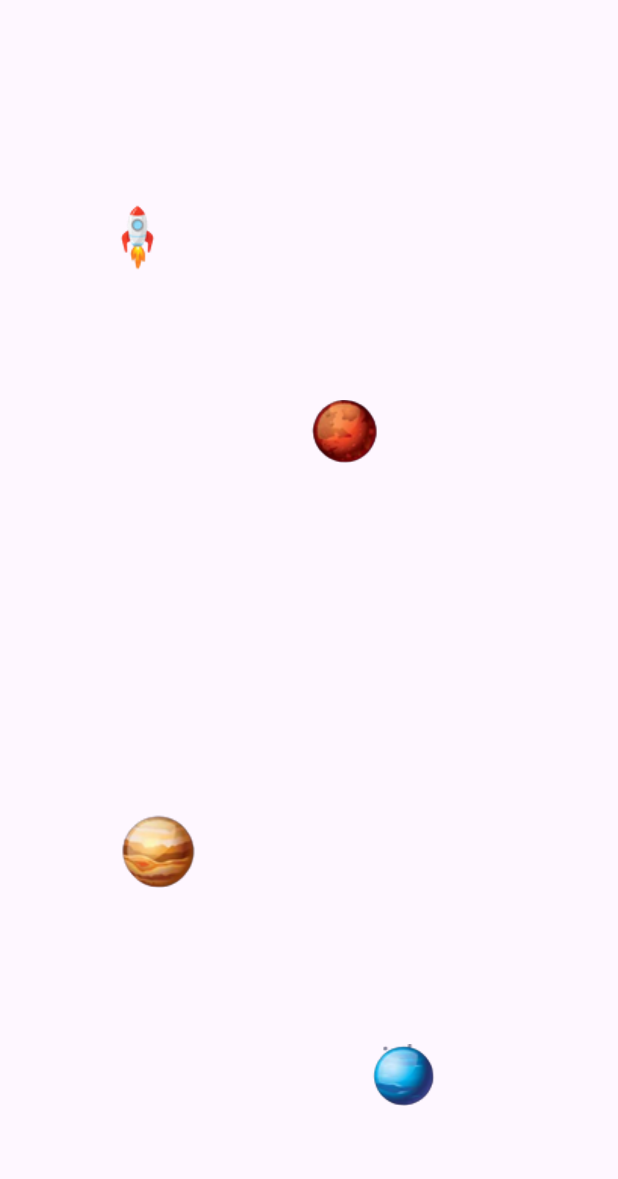
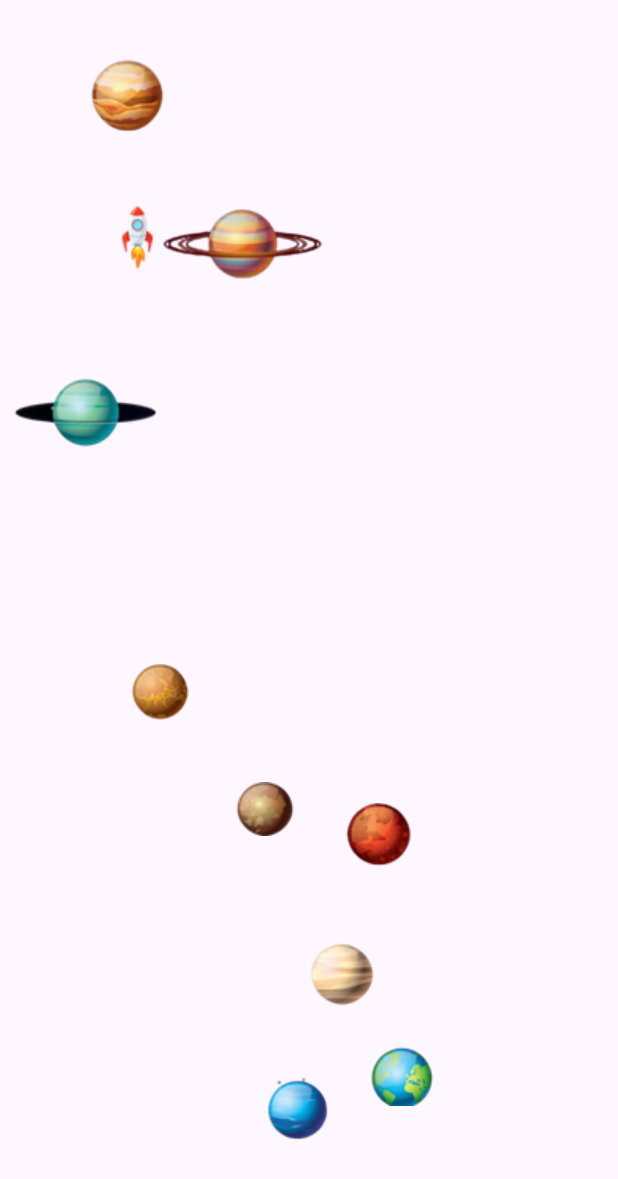
Before and after one commit to ivanjocc/Solar-System-Java_Mobile-2, an Android app: the GameActivity screen opened directly, with no data from a screen before it, on a phone screen of 412 x 824 dp. Shown: the top 1179 px of the screen. Run offline under Robolectric (Android 15) with nearby library versions, the phone set to English and light mode, and no system bars.

```diff
--- a/app/src/main/java/com/example/solar/AlienSolarSystem.java
+++ b/app/src/main/java/com/example/solar/AlienSolarSystem.java
@@ -93,9 +93,15 @@ public class AlienSolarSystem extends View {
         planetas.clear();
         imagenesPlanetas.clear();
 
-        planetas.add(new AstreCeleste(1, "Jupiter", 50, "#AAAAAA", 0, "jupiter", 100, 200));
-        planetas.add(new AstreCeleste(2, "Marte", 70, "#FFFF00", 0, "marte", 300, 400));
-        planetas.add(new AstreCeleste(3, "Neptuno", 80, "#0000FF", 1, "neptuno", 500, 600));
+        planetas.add(new AstreCeleste(1, "Mercurio", 40, "#9e9e9e", 0, "mercurio", 100, 100));
+        planetas.add(new AstreCeleste(2, "Venus", 60, "#e1c699", 0, "venus", 200, 200));
+        planetas.add(new AstreCeleste(3, "Tierra", 70, "#6da7d9", 1, "tierra", 300, 300));
+        planetas.add(new AstreCeleste(4, "Marte", 50, "#ff5733", 0, "marte", 400, 400));
+        planetas.add(new AstreCeleste(5, "Júpiter", 140, "#c79b63", 0, "jupiter", 500, 500));
+        planetas.add(new AstreCeleste(6, "Saturno", 120, "#ead9a4", 0, "saturno", 600, 600));
+        planetas.add(new AstreCeleste(7, "Urano", 100, "#a4e4eb", 0, "urano", 700, 700));
+        planetas.add(new AstreCeleste(8, "Neptuno", 100, "#4973a6", 1, "neptuno", 800, 800));
+        planetas.add(new AstreCeleste(9, "Plutón", 30, "#d3c1d0", 0, "pluton", 900, 900));
 
         for (AstreCeleste planeta : planetas) {
             int resourceId = getResources().getIdentifier(planeta.getImageName(), "drawable", getContext().getPackageName());
--- a/app/src/main/res/layout/activity_game.xml
+++ b/app/src/main/res/layout/activity_game.xml
@@ -7,13 +7,5 @@
     android:layout_height="match_parent"
     tools:context=".GameActivity">
 
-    <com.example.solar.AlienSolarSystem
-        android:id="@+id/alienSolarSystemView"
-        android:layout_width="match_parent"
-        android:layout_height="match_parent"
-        app:layout_constraintTop_toTopOf="parent"
-        app:layout_constraintBottom_toBottomOf="parent"
-        app:layout_constraintRight_toRightOf="parent"
-        app:layout_constraintLeft_toLeftOf="parent"/>
 
 </androidx.constraintlayout.widget.ConstraintLayout>
```
Also changed, not shown: app/src/main/res/drawable/urano.png (added).
